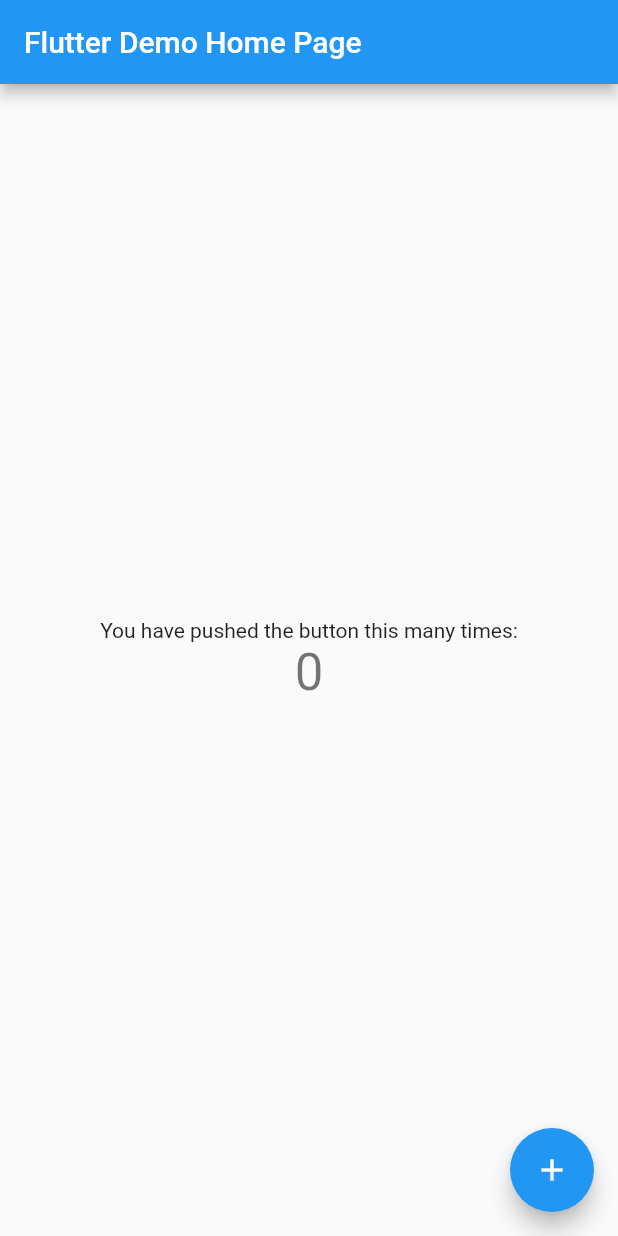
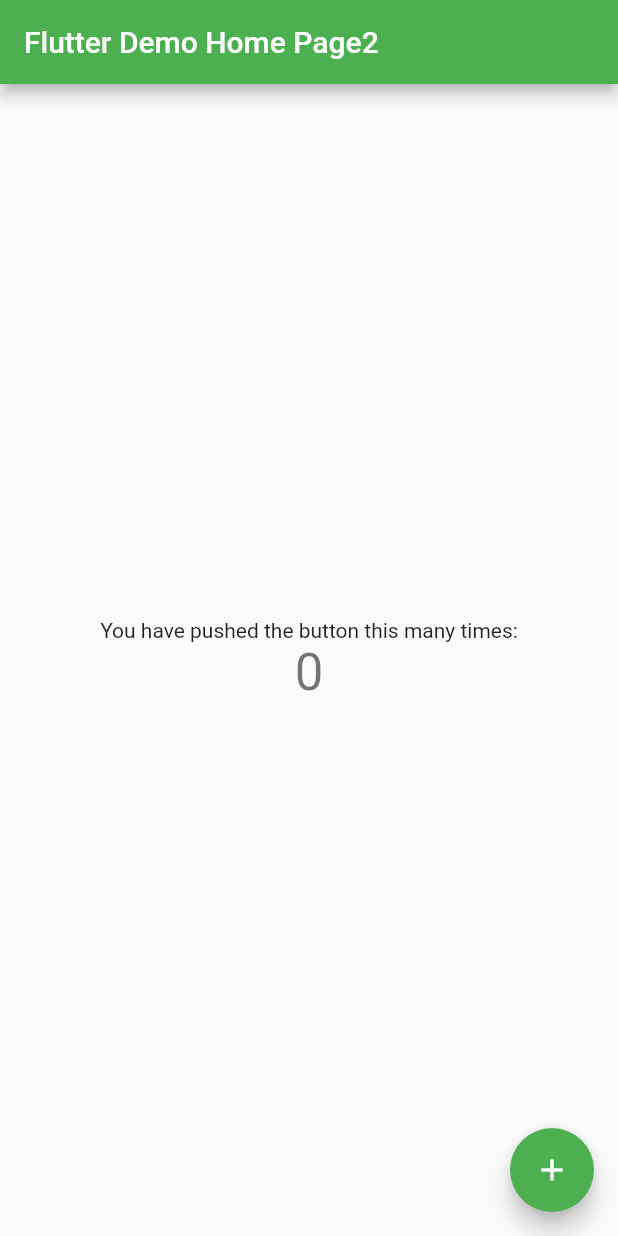
Before and after one commit to yuya-okada527/flutter_todo_app, a Flutter app: the screen it shows after launch, on a phone screen of 412 x 824 dp. Run offline on Flutter 3.47's test engine with Material 2 defaults, Android fonts, the phone set to English and light mode, and no system bars.

Commit message:
____________

```diff
--- a/lib/main.dart
+++ b/lib/main.dart
@@ -22,9 +22,9 @@ class MyApp extends StatelessWidget {
         // or simply save your changes to "hot reload" in a Flutter IDE).
         // Notice that the counter didn't reset back to zero; the application
         // is not restarted.
-        primarySwatch: Colors.blue,
+        primarySwatch: Colors.green,
       ),
-      home: const MyHomePage(title: 'Flutter Demo Home Page'),
+      home: const MyHomePage(title: 'Flutter Demo Home Page2'),
     );
   }
 }
```
Also changed, not shown: 1 other file.
